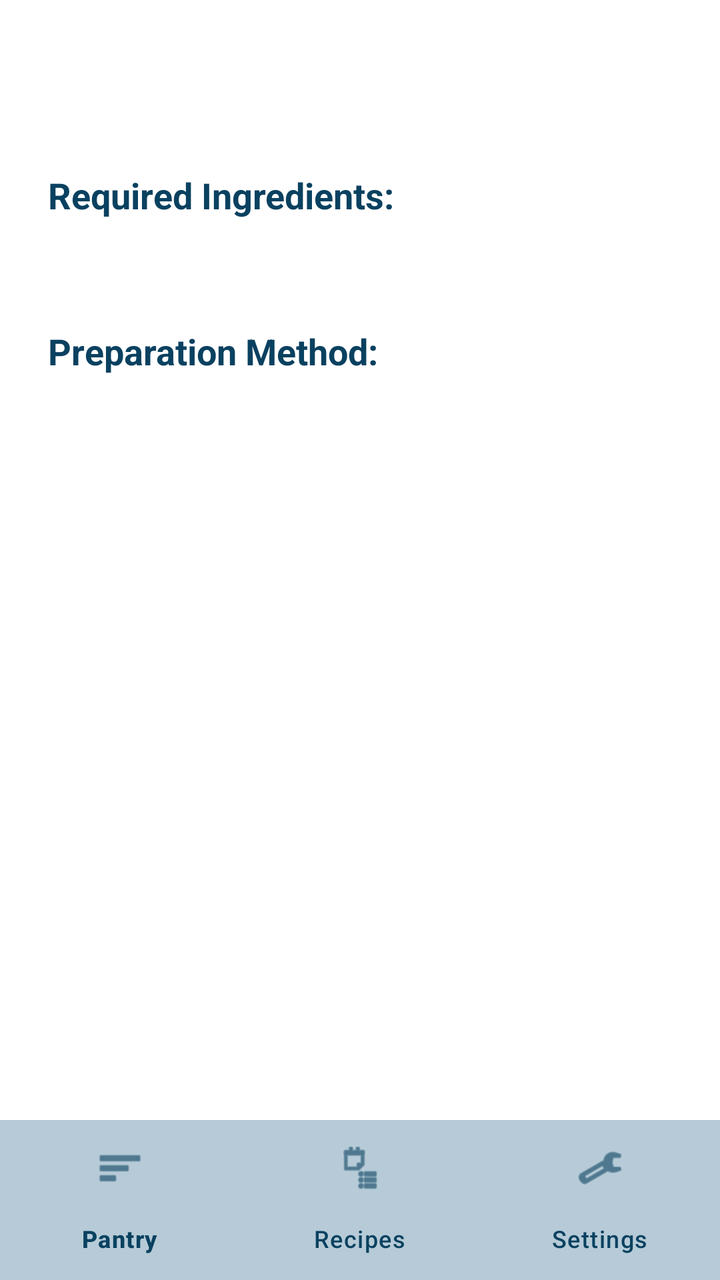
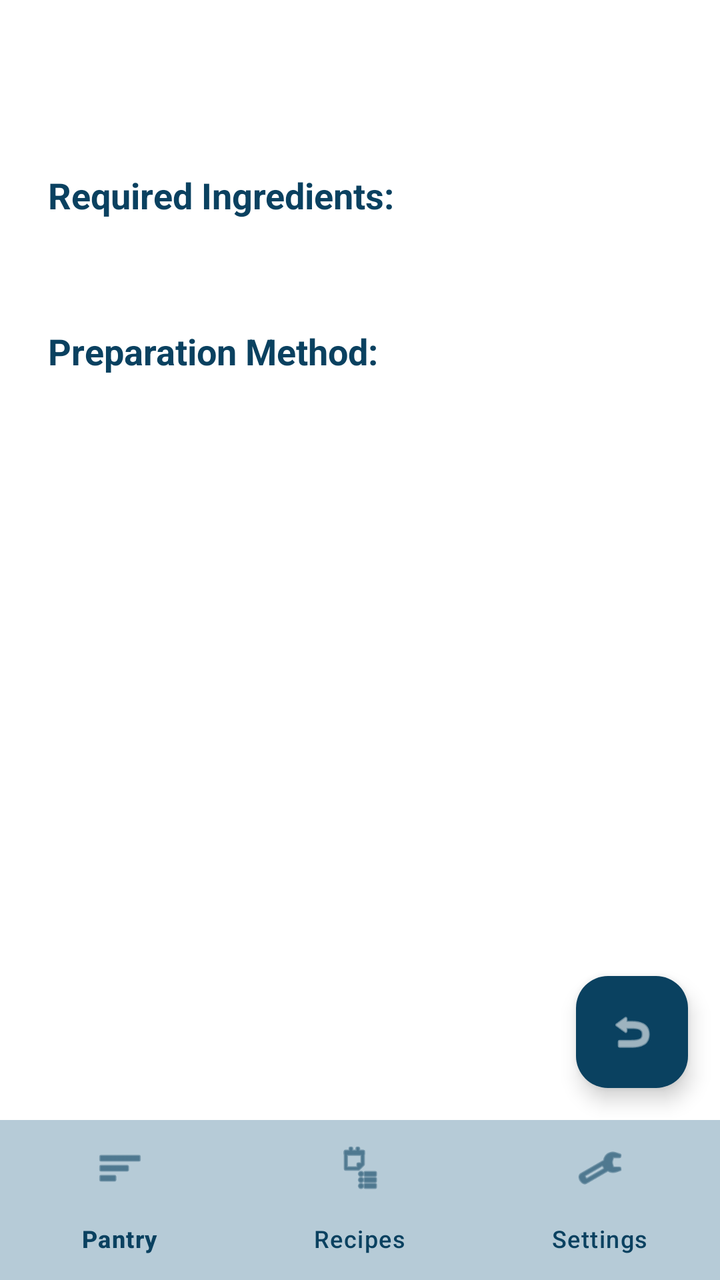

Screens rendered from an Android XML layout before and after an edit, with the pre-edit source and the edit as a unified diff.
<!-- AndroidManifest.xml: application theme Theme.SmartPantryManager -->
<!-- res/layout/activity_recipe_detail.xml -->
<?xml version="1.0" encoding="utf-8"?>
<RelativeLayout xmlns:android="http://schemas.android.com/apk/res/android"
    xmlns:app="http://schemas.android.com/apk/res-auto"
    android:id="@+id/main"
    android:layout_width="match_parent"
    android:layout_height="match_parent"
    android:background="#FFFFFF">

    
    <ScrollView
        android:layout_width="match_parent"
        android:layout_height="match_parent"
        android:layout_above="@id/bottomNavigation"
        android:padding="24dp">

        <LinearLayout
            android:layout_width="match_parent"
            android:layout_height="wrap_content"
            android:orientation="vertical">

            <TextView
                android:id="@+id/tvDetailRecipeName"
                android:layout_width="match_parent"
                android:layout_height="wrap_content"
                android:textSize="28sp"
                android:textStyle="bold"
                android:textColor="#0a4160"
                android:layout_marginBottom="24dp"/>

            <TextView
                android:layout_width="match_parent"
                android:layout_height="wrap_content"
                android:text="Required Ingredients:"
                android:textSize="18sp"
                android:textStyle="bold"
                android:textColor="#0a4160"
                android:layout_marginBottom="8dp"/>

            <TextView
                android:id="@+id/tvDetailRecipeIngredients"
                android:layout_width="match_parent"
                android:layout_height="wrap_content"
                android:textSize="16sp"
                android:textColor="#333333"
                android:lineSpacingExtra="4dp"
                android:layout_marginBottom="24dp"/>

            <TextView
                android:layout_width="match_parent"
                android:layout_height="wrap_content"
                android:text="Preparation Method:"
                android:textSize="18sp"
                android:textStyle="bold"
                android:textColor="#0a4160"
                android:layout_marginBottom="8dp"/>

            <TextView
                android:id="@+id/tvDetailRecipeMethod"
                android:layout_width="match_parent"
                android:layout_height="wrap_content"
                android:textSize="16sp"
                android:textColor="#333333"
                android:lineSpacingExtra="6dp"
                android:layout_marginBottom="32dp"/>
        </LinearLayout>
    </ScrollView>

    
    <com.google.android.material.bottomnavigation.BottomNavigationView
        android:id="@+id/bottomNavigation"
        android:layout_width="match_parent"
        android:layout_height="wrap_content"
        android:background="#b6cbd7"
        app:itemIconTint="#0a4160"
        app:itemTextColor="#0a4160"
        app:itemActiveIndicatorStyle="@style/Widget.Material3.BottomNavigationView.ActiveIndicator"
        app:layout_constraintBottom_toBottomOf="parent"
        app:layout_constraintEnd_toEndOf="parent"
        app:layout_constraintStart_toStartOf="parent"
        android:layout_alignParentBottom="true"
        app:menu="@menu/bottom_nav_menu" />

</RelativeLayout>
<!-- resources referenced by this layout -->
<resources>
  <style name="Theme.SmartPantryManager" parent="Base.Theme.SmartPantryManager" />
  <style name="Base.Theme.SmartPantryManager" parent="Theme.Material3.DayNight.NoActionBar">
          
          
      </style>
</resources>

<!-- the commit's change to res/layout/activity_recipe_detail.xml (unified diff, before → after) -->
@@ -26,6 +26,26 @@
                 android:textStyle="bold"
                 android:textColor="#0a4160"
                 android:layout_marginBottom="24dp"/>
+
+            <TextView
+                android:id="@+id/tvMissingTitle"
+                android:layout_width="match_parent"
+                android:layout_height="wrap_content"
+                android:text="Missing Ingredient to Buy:"
+                android:textSize="18sp"
+                android:textStyle="bold"
+                android:textColor="#D32F2F"
+                android:visibility="gone"
+                android:layout_marginBottom="8dp"/>
+
+            <TextView
+                android:id="@+id/tvDetailMissingIngredient"
+                android:layout_width="match_parent"
+                android:layout_height="wrap_content"
+                android:textSize="16sp"
+                android:textColor="#333333"
+                android:visibility="gone"
+                android:layout_marginBottom="32dp"/>
 
             <TextView
                 android:layout_width="match_parent"
@@ -66,6 +86,20 @@
     </ScrollView>
 
     
+    <com.google.android.material.floatingactionbutton.FloatingActionButton
+        android:id="@+id/fabBack"
+        android:layout_width="wrap_content"
+        android:layout_height="wrap_content"
+        android:layout_above="@id/bottomNavigation"
+        android:layout_alignParentEnd="true"
+        android:layout_marginEnd="16dp"
+        android:layout_marginBottom="16dp"
+        android:contentDescription="Back"
+        android:src="@android:drawable/ic_menu_revert"
+        app:backgroundTint="#0a4160"
+        app:tint="#FFFFFF" />
+
+    
     <com.google.android.material.bottomnavigation.BottomNavigationView
         android:id="@+id/bottomNavigation"
         android:layout_width="match_parent"
